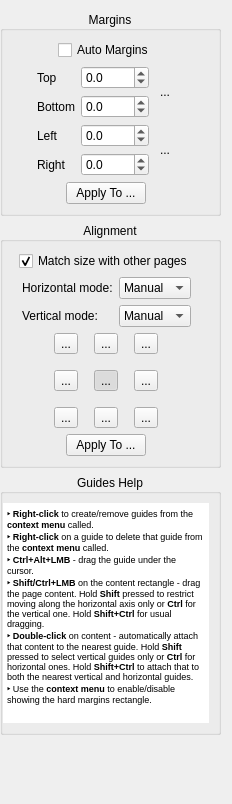
The window that src/core/filters/page_layout/OptionsWidget.ui (abandoned-industries/scantailor-spectre) describes before a commit, drawn with Qt 5.
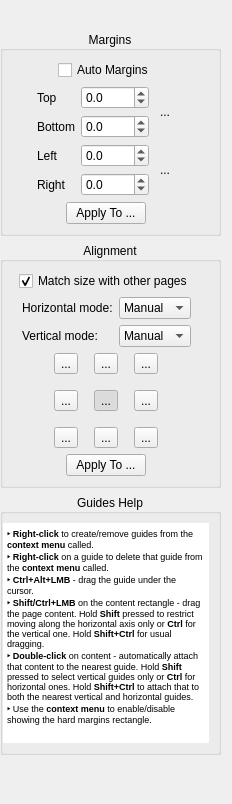
The same window after the commit. Icons and pictures are not drawn. Custom widgets are drawn as their Qt base class.

Diff of the .ui file:
```diff
--- a/src/core/filters/page_layout/OptionsWidget.ui
+++ b/src/core/filters/page_layout/OptionsWidget.ui
@@ -17,6 +17,16 @@
    <property name="leftMargin">
     <number>0</number>
    </property>
+   <item>
+    <widget class="QLabel" name="selectionIndicatorLabel">
+     <property name="text">
+      <string/>
+     </property>
+     <property name="alignment">
+      <set>Qt::AlignCenter</set>
+     </property>
+    </widget>
+   </item>
    <item>
     <widget class="CollapsibleGroupBox" name="marginsGroup">
      <property name="title">
```
